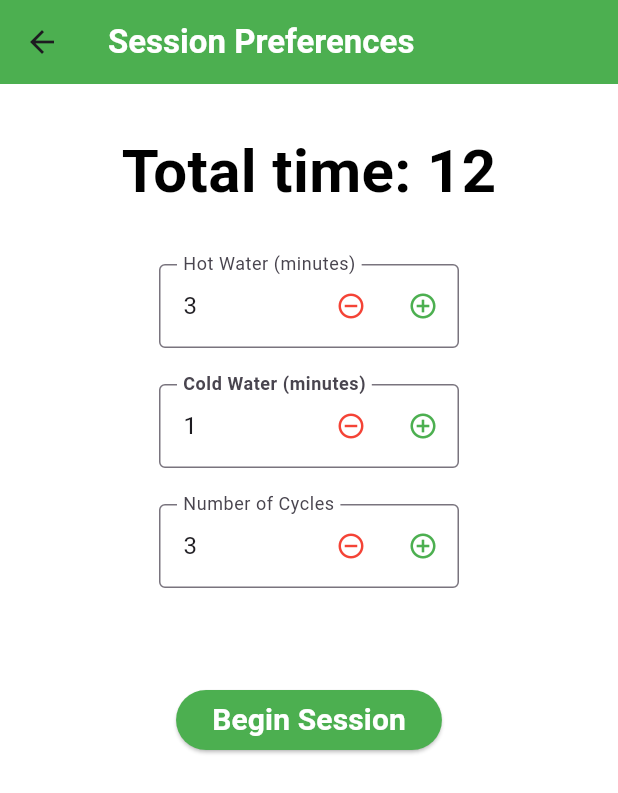
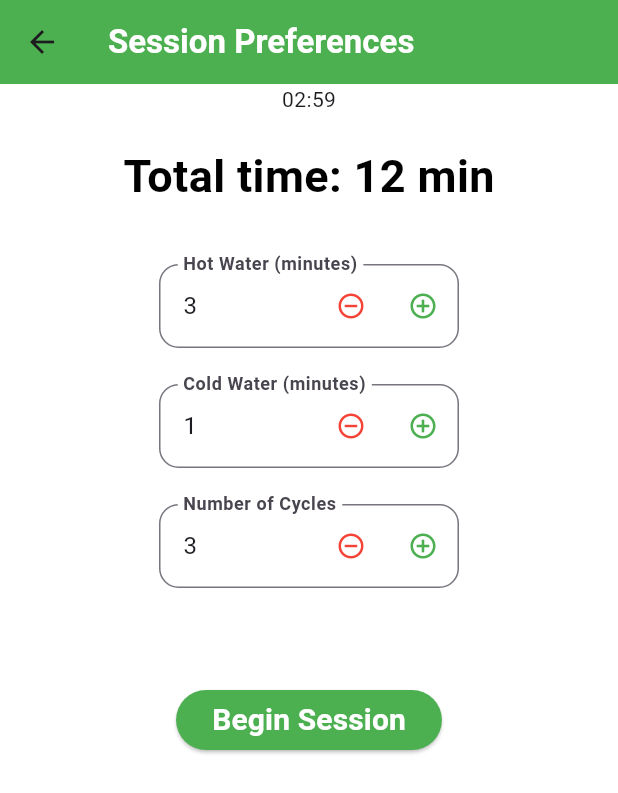
Before and after one commit to AlisherKamolov2005/contrast_shower, a Flutter app: the TimingWidget screen opened directly, after a tap on "Begin Session", on a phone screen of 412 x 824 dp. Shown: the top 793 px of the screen. Run offline on Flutter 3.47's test engine with Material 3 defaults, Android fonts, the light colour scheme and no system bars.

Commit message:
initial commit

```diff
--- a/lib/main.dart
+++ b/lib/main.dart
@@ -1,4 +1,3 @@
-import 'package:contrast_shower_companion/views/test.dart';
 import 'package:flutter/material.dart';
 import 'package:contrast_shower_companion/views/new_session.dart';
 
--- a/lib/views/new_session.dart
+++ b/lib/views/new_session.dart
@@ -1,5 +1,5 @@
-import 'package:contrast_shower_companion/main.dart';
-import 'package:contrast_shower_companion/views/test.dart';
+import 'dart:async';
+
 import 'package:flutter/material.dart';
 import 'package:flutter/services.dart';
 
@@ -14,6 +14,34 @@ class _TimingWidgetState extends State<TimingWidget> {
   final _hotPhaseController  = TextEditingController(text: '3');
   final _coldPhaseController  = TextEditingController(text: '1');
   final _cyclesController  = TextEditingController(text: '3');
+  Timer? _timer;
+  int _start = 180; /// Default number of seconds
+
+  void startTimer() {
+    const oneSec = Duration(seconds: 1);
+    _timer = Timer.periodic(
+      oneSec,
+      (Timer timer) {
+        if(_start == 0) {
+          setState(() {
+            timer.cancel();
+          });
+        } else {
+          setState(() {
+            _start --;
+          });
+        }
+      }
+    );
+  }
+
+  @override
+  void initState() {
+    _hotPhaseController.addListener(_updateTotalTime);
+    _coldPhaseController.addListener(_updateTotalTime);
+    _cyclesController.addListener(_updateTotalTime);
+    super.initState();
+  }
 
   void _incrementControllerValue(TextEditingController controller) {
     final int value = int.tryParse(controller.text) ?? 0;
@@ -35,12 +63,29 @@ class _TimingWidgetState extends State<TimingWidget> {
     return value;
   }
 
+  void _updateTotalTime() {
+    setState(() {});
+  }
+
   @override
   void dispose() {
+    // Remove the listeners
+    _hotPhaseController.removeListener(_updateTotalTime);
+    _coldPhaseController.removeListener(_updateTotalTime);
+    _cyclesController.removeListener(_updateTotalTime);
+
+    // Dispose the controllers
     _hotPhaseController.dispose();
     _coldPhaseController.dispose();
     _cyclesController.dispose();
+    _timer?.cancel();
     super.dispose();
+  }
+
+  String get timerText {
+    final minutes = (_start ~/ 60).toString().padLeft(2, '0');
+    final seconds = (_start % 60).toString().padLeft(2, '0');
+    return '$minutes:$seconds';
   }
 
   @override
@@ -58,32 +103,21 @@ class _TimingWidgetState extends State<TimingWidget> {
         backgroundColor: Colors.green,
       ),
       body: Stack(
+        fit: StackFit.loose,
+        alignment: Alignment.topCenter,
+        children: [
+          Text(timerText),
+          Align(
             alignment: AlignmentDirectional.topCenter,
-        children: [
-          // const Align(
-          //   alignment: Alignment.topCenter,
-          //   child: Padding(
-          //     padding: EdgeInsets.only(top: 20.0),
-          //     child: Text(
-          //       'Set Durations',
-          //       style: TextStyle(
-          //         fontWeight: FontWeight.bold,
-          //         fontSize: 40,
-          //         color: Colors.red,
-
-          //       ),
-          //     ),
-          //   ),
-          // ),
-
-          Positioned(
-            top: 30,
+            child: Padding(
+                padding: const EdgeInsets.only(top: 40.0),
                 child: Text(
-              'Total time: ${(get(_hotPhaseController) + get(_coldPhaseController)) * get(_cyclesController)}',
+                  'Total time: ${(get(_hotPhaseController) + get(_coldPhaseController)) * get(_cyclesController)} min',
                   style: const TextStyle(
                     color: Colors.black,
                     fontWeight: FontWeight.bold,
-                fontSize: 40,
+                    fontSize: 30,
+                  ),
                 ),
               ),
           ),
@@ -96,15 +130,23 @@ class _TimingWidgetState extends State<TimingWidget> {
               children: [
                 SizedBox(
                   width: 200,
-                  child: TextField(
+                  child: StreamBuilder<Object>(
+                    stream: null,
+                    builder: (context, snapshot) {
+                      return TextField(
                         controller: _hotPhaseController,
                         autocorrect: false,
                         enableSuggestions: false,
                         keyboardType: TextInputType.number,
                         inputFormatters: [FilteringTextInputFormatter.digitsOnly],
                         decoration: InputDecoration(
-                      border: const OutlineInputBorder(),
+                          border: OutlineInputBorder(
+                            borderRadius: BorderRadius.circular(13),
+                          ),
                           labelText: 'Hot Water (minutes)',
+                          labelStyle: const TextStyle(
+                            fontWeight: FontWeight.bold,
+                          ),
                           suffixIcon: Row(
                             mainAxisSize: MainAxisSize.min,
                             children: [
@@ -125,6 +167,8 @@ class _TimingWidgetState extends State<TimingWidget> {
                             ],
                           ),
                         ),
+                      );
+                    }
                   ),
                 ),
               ],
@@ -147,8 +191,9 @@ class _TimingWidgetState extends State<TimingWidget> {
                     keyboardType: TextInputType.number,
                     inputFormatters: [FilteringTextInputFormatter.digitsOnly],
                     decoration: InputDecoration(
-                      border: const OutlineInputBorder(),
-                      borderRadius: BorderRadius.circular(10),
+                      border: OutlineInputBorder(
+                        borderRadius: BorderRadius.circular(13),
+                      ),
                       labelText: 'Cold Water (minutes)',
                       labelStyle: const TextStyle(
                         fontWeight: FontWeight.bold,
@@ -194,8 +239,13 @@ class _TimingWidgetState extends State<TimingWidget> {
                     keyboardType: TextInputType.number,
                     inputFormatters: [FilteringTextInputFormatter.digitsOnly],
                     decoration: InputDecoration(
-                      border: const OutlineInputBorder(),
+                      border: OutlineInputBorder(
+                        borderRadius: BorderRadius.circular(13),
+                      ),
                       labelText: 'Number of Cycles',
+                      labelStyle: const TextStyle(
+                        fontWeight: FontWeight.bold,
+                      ),
                       suffixIcon: Row(
                         mainAxisSize: MainAxisSize.min,
                         children: [
@@ -222,14 +272,14 @@ class _TimingWidgetState extends State<TimingWidget> {
             ),
           ),
 
-
+          /// Begin Session button
           Positioned(
             top: 400,
             child: ElevatedButton(
               onPressed: () {
                   ///_incrementControllerValue(_coldPhaseController); //get(_coldPhaseController) += 1;
                 setState(() {
-
+                  startTimer();
                 });
                 // Navigator.push(
                 //   context,
--- a/pubspec.yaml
+++ b/pubspec.yaml
@@ -30,11 +30,7 @@ environment:
 dependencies:
   flutter:
     sdk: flutter
-
-
-  # The following adds the Cupertino Icons font to your application.
-  # Use with the CupertinoIcons class for iOS style icons.
-  cupertino_icons: ^1.0.6
+  timer_controller: ^0.1.0
 
 dev_dependencies:
   flutter_test:
```
Also changed, not shown: lib/views/test.dart (+55 -22 lines), pubspec.lock. Lines whose indentation alone changed are shown as unchanged.
